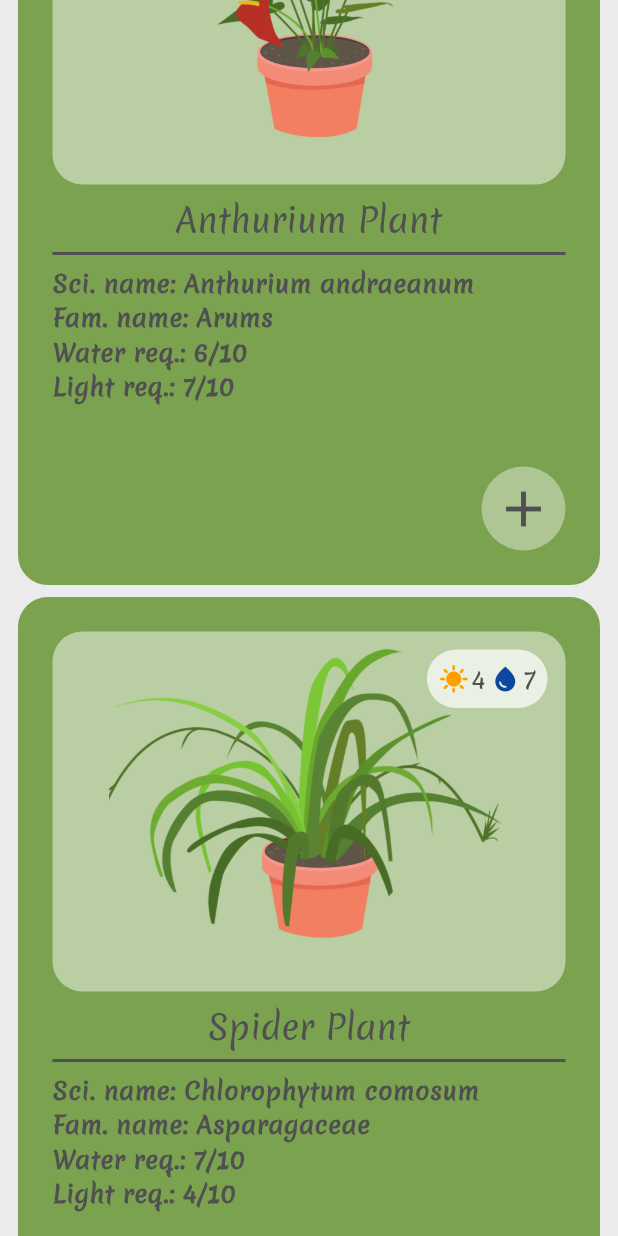
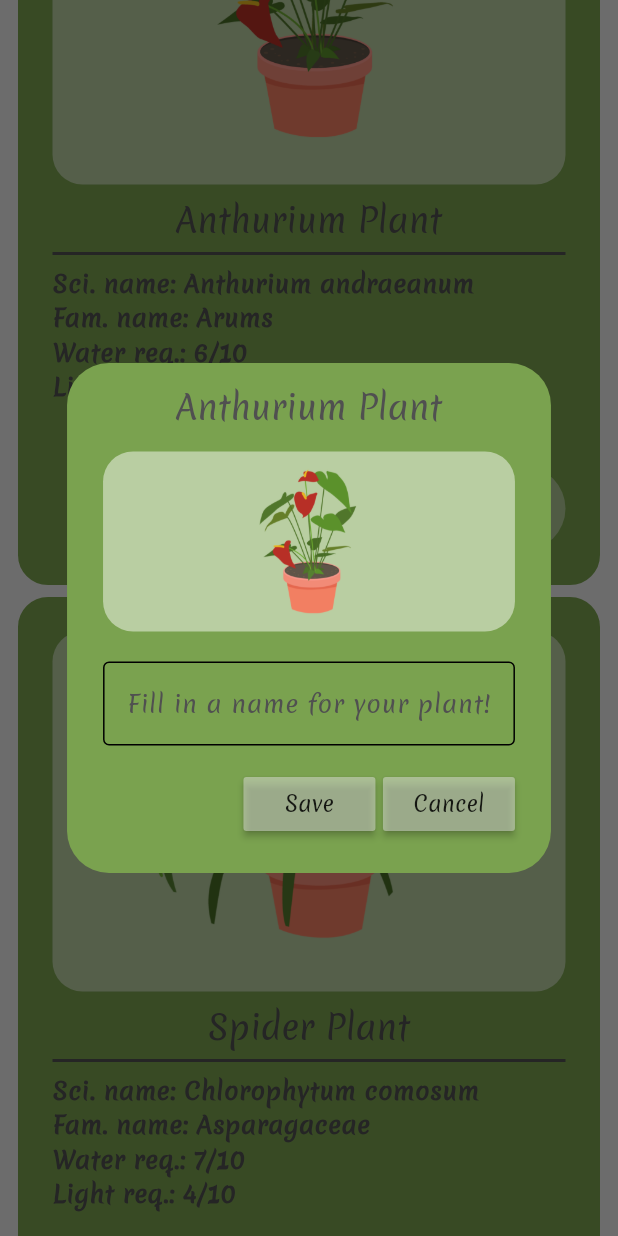
Before and after one commit to my-happy-plants-project-2/My-Happy-Plants-Frontend, a Flutter app: the PlantLibraryPage screen opened directly, scrolled down 2304 dp, after a tap on the "add" icon, on a phone screen of 412 x 824 dp. Run offline on Flutter 3.47's test engine with Material 3 defaults, Android fonts, the phone set to English and light mode, and no system bars.

Commit message:
Fixat addknappen och funktioner där under PlantLibrary

```diff
--- /dev/null
+++ b/lib/components/plant_library_addbutton.dart
@@ -0,0 +1,102 @@
+import 'package:flutter/material.dart';
+import 'package:my_happy_plants_flutter/components/plant_library_savecancelbutton.dart';
+import 'package:my_happy_plants_flutter/model/plant.dart';
+
+class PlantLibraryAddbutton extends StatelessWidget {
+  final controller;
+  final Plant plant;
+  final VoidCallback onSave;
+  final VoidCallback onCancel;
+
+  PlantLibraryAddbutton({
+    super.key,
+    required this.controller,
+    required this.plant,
+    required this.onSave,
+    required this.onCancel,
+  });
+
+  @override
+  Widget build(BuildContext context) {
+    return AlertDialog(
+      backgroundColor: Theme.of(context).colorScheme.primary,
+      content: Container(
+        constraints: BoxConstraints(maxHeight: 300),
+        child: Column(
+          mainAxisSize: MainAxisSize.min,
+          children: [
+            Text(
+              plant.commonName,
+              style: Theme.of(context).textTheme.titleLarge,
+            ),
+            const SizedBox(height: 15),
+            _buildImageSection(context),
+            const SizedBox(height: 20),
+            TextField(
+              controller: controller,
+              decoration: InputDecoration(
+                border: OutlineInputBorder(),
+                hintText: "Fill in a name for your plant!",
+              ),
+            ),
+            const SizedBox(height: 15),
+            // Buttons -> Save + cancel
+            Row(
+              mainAxisAlignment: MainAxisAlignment.end,
+              children: [
+                PlantLibrarySavecancelbutton(text: "Save", onPressed: onSave),
+                const SizedBox(width: 5),
+                PlantLibrarySavecancelbutton(
+                    text: "Cancel", onPressed: onCancel),
+              ],
+            ),
+          ],
+        ),
+      ),
+    );
+  }
+
+  Widget _buildImageSection(BuildContext context) {
+    return Container(
+      height: 120,
+      width: double.infinity,
+      decoration: BoxDecoration(
+        color: Colors.white.withAlpha(120),
+        borderRadius: BorderRadius.circular(20),
+      ),
+      child: Stack(
+        children: [
+          Center(
+            child: Padding(
+              padding: const EdgeInsets.all(8.0),
+              child: Image.asset(
+                plant.imagePath,
+                fit: BoxFit.contain,
+              ),
+            ),
+          ),
+        ],
+      ),
+    );
+  }
+
+  Widget _buildIndicator({
+    required IconData icon,
+    required Color color,
+    required String value,
+  }) {
+    return Row(
+      children: [
+        Icon(icon, color: color, size: 20),
+        const SizedBox(width: 2),
+        Text(
+          value,
+          style: const TextStyle(
+            fontSize: 16,
+            fontFamily: 'Merienda',
+          ),
+        ),
+      ],
+    );
+  }
+}
--- a/lib/components/plant_library_card.dart
+++ b/lib/components/plant_library_card.dart
@@ -1,10 +1,14 @@
 import 'package:flutter/material.dart';
+import 'package:my_happy_plants_flutter/components/plant_library_addbutton.dart';
 import 'package:my_happy_plants_flutter/components/plant_library_image.dart';
 import 'package:my_happy_plants_flutter/model/plant.dart';
 
 class PlantLibraryCard extends StatelessWidget {
   final Plant plant;
-  const PlantLibraryCard({super.key, required this.plant});
+  PlantLibraryCard({super.key, required this.plant});
+
+  final _controller =
+      TextEditingController(); //Här får vi tillgång till namnet vi gett plantan
 
   @override
   Widget build(BuildContext context) {
@@ -71,12 +75,31 @@ class PlantLibraryCard extends StatelessWidget {
     );
   }
 
+  //Save a plant name that user put in
+  void saveNewPlantName() {
+    //Här ska skrivas det som sparas till en planta och sen vidare till databasen
+  }
+
+  void giveSpecificPlantName(BuildContext context) {
+    showDialog(
+      context: context,
+      builder: (context) {
+        return PlantLibraryAddbutton(
+          controller: _controller,
+          plant: plant,
+          onSave: saveNewPlantName,
+          onCancel: () => Navigator.of(context).pop(),
+        );
+      },
+    );
+  }
+
   Widget _buildAddButton(BuildContext context) {
     return Row(
       mainAxisAlignment: MainAxisAlignment.end,
       children: [
         IconButton(
-          onPressed: () {},
+          onPressed: () => giveSpecificPlantName(context),
           icon: Icon(
             Icons.add,
             size: 40,
--- /dev/null
+++ b/lib/components/plant_library_savecancelbutton.dart
@@ -0,0 +1,18 @@
+import 'package:flutter/material.dart';
+
+class PlantLibrarySavecancelbutton extends StatelessWidget {
+  final String text;
+  VoidCallback onPressed;
+
+  PlantLibrarySavecancelbutton(
+      {super.key, required this.text, required this.onPressed});
+
+  @override
+  Widget build(BuildContext context) {
+    return MaterialButton(
+      onPressed: onPressed,
+      color: Theme.of(context).colorScheme.surface.withAlpha(120),
+      child: Text(text),
+    );
+  }
+}
```
